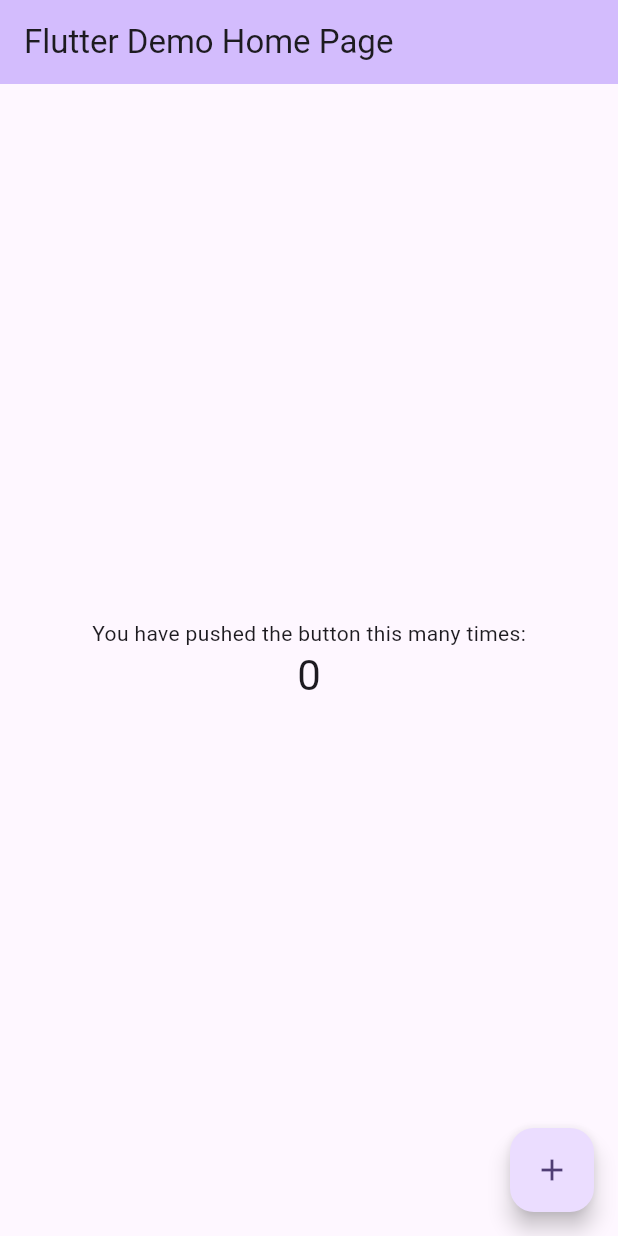
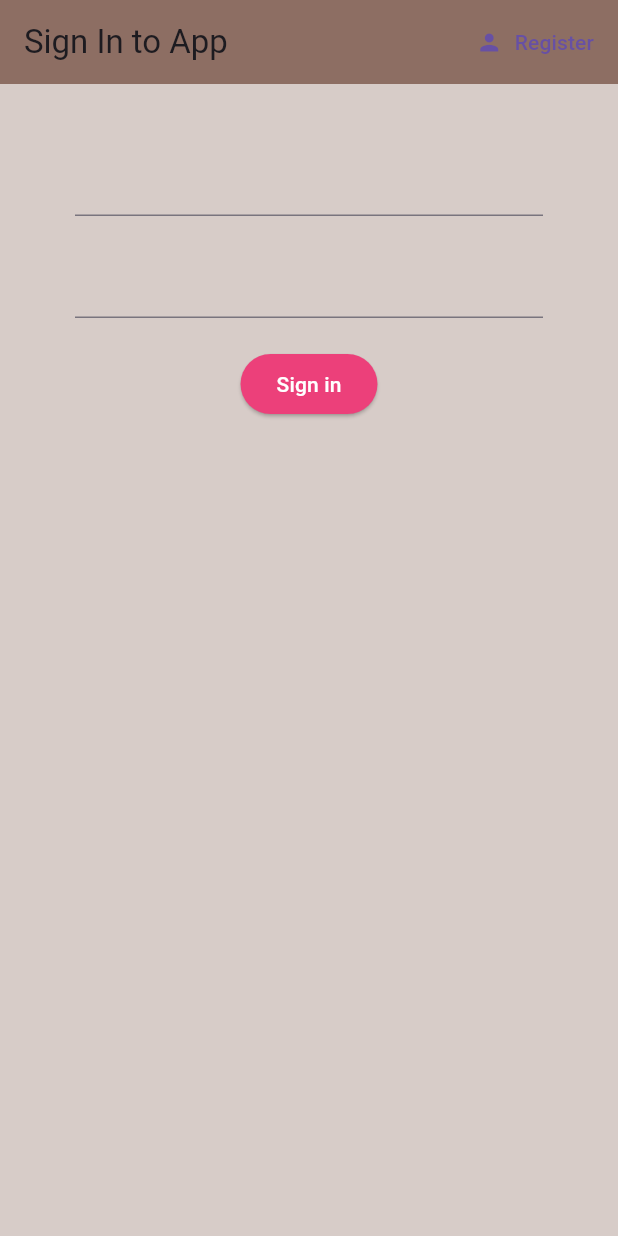
Before and after one commit to afqskb/TMA3084_G02_T21_ByteChew_EventnAttendanceTrackingApp, a Flutter app: the screen it shows after launch, on a phone screen of 412 x 824 dp. Run offline on Flutter 3.47's test engine with Material 3 defaults, Android fonts, the phone set to English and light mode, and no system bars; our stand-ins replace firebase_auth, firebase_core; accounts and stored records are empty.

Commit message:
probably less than halfway in finishing the login thingy

```diff
--- a/lib/main.dart
+++ b/lib/main.dart
@@ -1,6 +1,30 @@
+import 'package:event_tracking_app/screens/authenticate/sign_in.dart';
+import 'package:event_tracking_app/screens/wrapper.dart';
+import 'package:event_tracking_app/services/auth.dart';
 import 'package:flutter/material.dart';
+import 'package:firebase_core/firebase_core.dart';
+import 'package:firebase_auth/firebase_auth.dart';
+import 'package:provider/provider.dart';
+import 'package:event_tracking_app/models/AppUser.dart';
 
-void main() {
+void main() async {
+  WidgetsFlutterBinding.ensureInitialized();
+  try {
+    // If you used 'flutterfire configure', use this:
+    // await Firebase.initializeApp(
+    //   options: DefaultFirebaseOptions.currentPlatform,
+    // );
+
+    // Otherwise, try standard init:
+    await Firebase.initializeApp();
+
+    print("Firebase initialized successfully!");
+  } catch (e) {
+    print("Firebase initialization error: $e");
+  }
+
+
+
   runApp(const MyApp());
 }
 
@@ -10,112 +34,11 @@ class MyApp extends StatelessWidget {
   // This widget is the root of your application.
   @override
   Widget build(BuildContext context) {
-    return MaterialApp(
-      title: 'Flutter Demo',
-      theme: ThemeData(
-        // This is the theme of your application.
-        //
-        // TRY THIS: Try running your application with "flutter run". You'll see
-        // the application has a purple toolbar. Then, without quitting the app,
-        // try changing the seedColor in the colorScheme below to Colors.green
-        // and then invoke "hot reload" (save your changes or press the "hot
-        // reload" button in a Flutter-supported IDE, or press "r" if you used
-        // the command line to start the app).
-        //
-        // Notice that the counter didn't reset back to zero; the application
-        // state is not lost during the reload. To reset the state, use hot
-        // restart instead.
-        //
-        // This works for code too, not just values: Most code changes can be
-        // tested with just a hot reload.
-        colorScheme: .fromSeed(seedColor: Colors.deepPurple),
-      ),
-      home: const MyHomePage(title: 'Flutter Demo Home Page'),
-    );
-  }
-}
-
-class MyHomePage extends StatefulWidget {
-  const MyHomePage({super.key, required this.title});
-
-  // This widget is the home page of your application. It is stateful, meaning
-  // that it has a State object (defined below) that contains fields that affect
-  // how it looks.
-
-  // This class is the configuration for the state. It holds the values (in this
-  // case the title) provided by the parent (in this case the App widget) and
-  // used by the build method of the State. Fields in a Widget subclass are
-  // always marked "final".
-
-  final String title;
-
-  @override
-  State<MyHomePage> createState() => _MyHomePageState();
-}
-
-class _MyHomePageState extends State<MyHomePage> {
-  int _counter = 0;
-
-  void _incrementCounter() {
-    setState(() {
-      // This call to setState tells the Flutter framework that something has
-      // changed in this State, which causes it to rerun the build method below
-      // so that the display can reflect the updated values. If we changed
-      // _counter without calling setState(), then the build method would not be
-      // called again, and so nothing would appear to happen.
-      _counter++;
-    });
-  }
-
-  @override
-  Widget build(BuildContext context) {
-    // This method is rerun every time setState is called, for instance as done
-    // by the _incrementCounter method above.
-    //
-    // The Flutter framework has been optimized to make rerunning build methods
-    // fast, so that you can just rebuild anything that needs updating rather
-    // than having to individually change instances of widgets.
-    return Scaffold(
-      appBar: AppBar(
-        // TRY THIS: Try changing the color here to a specific color (to
-        // Colors.amber, perhaps?) and trigger a hot reload to see the AppBar
-        // change color while the other colors stay the same.
-        backgroundColor: Theme.of(context).colorScheme.inversePrimary,
-        // Here we take the value from the MyHomePage object that was created by
-        // the App.build method, and use it to set our appbar title.
-        title: Text(widget.title),
-      ),
-      body: Center(
-        // Center is a layout widget. It takes a single child and positions it
-        // in the middle of the parent.
-        child: Column(
-          // Column is also a layout widget. It takes a list of children and
-          // arranges them vertically. By default, it sizes itself to fit its
-          // children horizontally, and tries to be as tall as its parent.
-          //
-          // Column has various properties to control how it sizes itself and
-          // how it positions its children. Here we use mainAxisAlignment to
-          // center the children vertically; the main axis here is the vertical
-          // axis because Columns are vertical (the cross axis would be
-          // horizontal).
-          //
-          // TRY THIS: Invoke "debug painting" (choose the "Toggle Debug Paint"
-          // action in the IDE, or press "p" in the console), to see the
-          // wireframe for each widget.
-          mainAxisAlignment: .center,
-          children: [
-            const Text('You have pushed the button this many times:'),
-            Text(
-              '$_counter',
-              style: Theme.of(context).textTheme.headlineMedium,
-            ),
-          ],
-        ),
-      ),
-      floatingActionButton: FloatingActionButton(
-        onPressed: _incrementCounter,
-        tooltip: 'Increment',
-        child: const Icon(Icons.add),
+    return StreamProvider<AppUser?>.value(
+      value: AuthService().user,
+      initialData: null,
+      child: MaterialApp(
+        home: Wrapper(),
       ),
     );
   }
--- /dev/null
+++ b/lib/models/AppUser.dart
@@ -0,0 +1,7 @@
+class AppUser {
+
+  final String uid;
+
+  AppUser({required this.uid});
+
+}
--- /dev/null
+++ b/lib/screens/authenticate/authenticate.dart
@@ -0,0 +1,30 @@
+import 'package:event_tracking_app/screens/authenticate/sign_in.dart';
+import 'package:flutter/material.dart';
+import 'package:event_tracking_app/screens/authenticate/register.dart';
+
+class Authenticate extends StatefulWidget {
+  const new({super.key});
+
+  @override
+  State<Authenticate> createState() => _AuthenticateState();
+}
+
+class _AuthenticateState extends State<Authenticate> {
+
+  bool showSignIn = true;
+
+  void toggleView() {
+
+    setState(() => showSignIn = !showSignIn);
+
+  }
+
+  @override
+  Widget build(BuildContext context) {
+    if (showSignIn) {
+      return SignIn(toggleView: toggleView);
+    } else {
+      return Register(toggleView: toggleView);
+    }
+  }
+}
--- /dev/null
+++ b/lib/screens/authenticate/sign_in.dart
@@ -0,0 +1,93 @@
+import 'package:event_tracking_app/services/auth.dart';
+import 'package:flutter/material.dart';
+
+class SignIn extends StatefulWidget {
+
+  final Function toggleView;
+  SignIn({required this.toggleView});
+
+  @override
+  State<SignIn> createState() => _SignInState();
+}
+
+class _SignInState extends State<SignIn> {
+
+  final AuthService _auth = AuthService();
+  final _formKey = GlobalKey<FormState>();
+
+  // text field state
+  String email = '';
+  String password = '';
+  String error = '';
+
+  @override
+  Widget build(BuildContext context) {
+    return Scaffold(
+      backgroundColor: Colors.brown[100],
+      appBar: AppBar(
+        backgroundColor: Colors.brown[400],
+        elevation: 0.0,
+        title: Text('Sign In to App'),
+
+        actions: <Widget>[
+          TextButton.icon(
+            icon: Icon(Icons.person),
+            label: Text('Register'),
+            onPressed: () {
+              widget.toggleView();
+            }
+
+            )
+        ],
+      ),
+      body: Container(
+        padding: EdgeInsets.symmetric(vertical:20.0, horizontal: 50.0),
+        child: Form(
+          key: _formKey,
+          child: Column(
+            children: <Widget>[
+              SizedBox(height: 20.0),
+              TextFormField(
+                validator: (val) => val == null || val.isEmpty ? 'Enter an Email' : null,
+                onChanged: (val){
+                  setState(() => email = val);
+                },
+              ),
+              SizedBox(height: 20.0),
+              TextFormField(
+                obscureText: true,
+                validator: (val) => val == null || val.length < 6 ? 'Enter a password 6+ chars long' : null,
+                onChanged: (val){
+                  setState(() => password = val);
+                },
+              ),
+              SizedBox(height: 20.0,),
+              ElevatedButton(
+                style: ElevatedButton.styleFrom(
+                  backgroundColor: Colors.pink[400],
+                ),
+                child: Text(
+                  'Sign in',
+                  style: TextStyle(color: Colors.white)
+                ),
+                onPressed: () async {
+                  if (_formKey.currentState!.validate()){
+                    dynamic result = await _auth.signInWithEmailAndPassword(email, password);
+                    if (result ==  null) {
+                      setState(() => error = 'invalid credentials');
+                    }
+                  }
+                },
+                ),
+                SizedBox(height: 12.0),
+                Text(
+                  error,
+                  style: TextStyle(color: Colors.red, fontSize: 14.0),
+                ),
+            ],
+          ),
+          ),
+        ),
+    );
+  }
+}
--- /dev/null
+++ b/lib/screens/wrapper.dart
@@ -0,0 +1,23 @@
+import 'package:event_tracking_app/screens/authenticate/authenticate.dart';
+import 'package:event_tracking_app/screens/home/home.dart';
+import 'package:flutter/material.dart';
+import 'package:event_tracking_app/models/AppUser.dart';
+import 'package:provider/provider.dart';
+
+class Wrapper extends StatelessWidget {
+  const new({super.key});
+
+  @override
+  Widget build(BuildContext context) {
+
+    final user = Provider.of<AppUser?>(context);
+
+    if (user == null) {
+      return Authenticate();
+    } else {
+      return Home();
+    }
+
+
+  }
+}
--- a/pubspec.yaml
+++ b/pubspec.yaml
@@ -36,6 +36,7 @@ dependencies:
   cupertino_icons: ^1.0.8
   firebase_auth: ^7.0.0
   cloud_firestore: ^7.0.0
+  provider: ^6.1.5+1
 
 dev_dependencies:
   flutter_test:
```
Also changed, not shown: lib/screens/authenticate/register.dart (added, +94 -0 lines), lib/screens/home/home.dart (added, +27 -0 lines), lib/services/auth.dart (added, +74 -0 lines), pubspec.lock.
